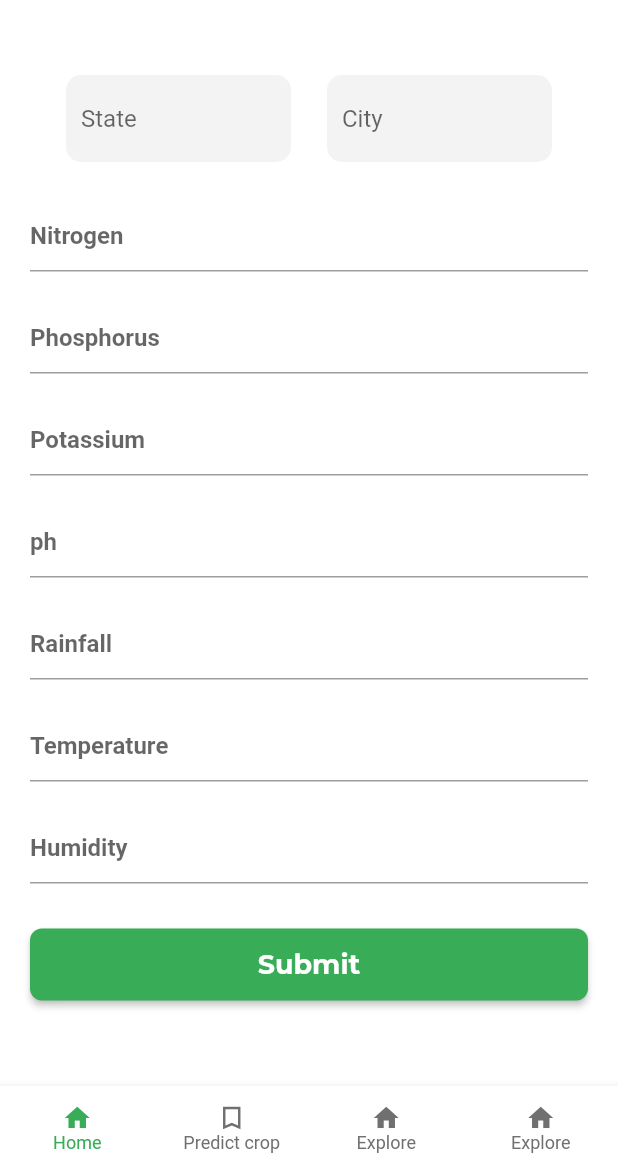
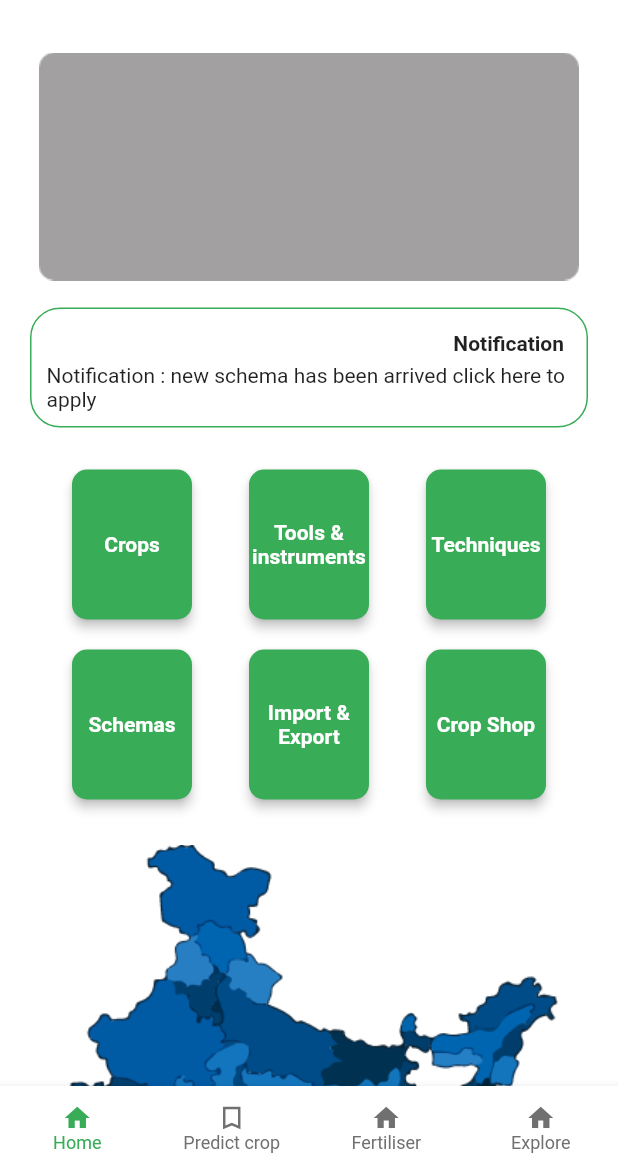
Before and after one commit to Shridhar-Atram/sihgcek, a Flutter app: the screen it shows after launch, on a phone screen of 412 x 824 dp, the part 66-1236 px from its top. Run offline on Flutter 3.47's test engine with Material 2 defaults, Android fonts, the phone set to English and light mode, and no system bars; our stand-ins replace cached_network_image, cloud_firestore, firebase_auth, firebase_core, firebase_storage, flutter_easyloading and 6 more; accounts and stored records are empty.

Commit message:
home screen done

```diff
--- a/lib/constants/lmagepaths/logopaths.dart
+++ b/lib/constants/lmagepaths/logopaths.dart
@@ -1,4 +1,6 @@
 class LogoPaths{
   static String onBoarScreenLogo = "assets/logos/on_board_logo.png";
   static String langLogo = "assets/logos/img.png";
+  static String imagePath = "assets/images/samplerect.png";
+  static String indiaMap = "assets/images/indiamap.png";
 }
--- /dev/null
+++ b/lib/view/screens/general/Explore/explorescreen.dart
@@ -0,0 +1,43 @@
+
+import 'package:e_agri_farmers/constants/lmagepaths/logopaths.dart';
+import 'package:flutter/cupertino.dart';
+
+class ExploreScreen extends StatefulWidget {
+  final BuildContext ctx;
+
+  const ExploreScreen({Key? key, required this.ctx}) : super(key: key);
+
+  @override
+  _exploreScreenState createState() => _exploreScreenState();
+}
+
+class _exploreScreenState extends State<ExploreScreen> {
+  @override
+  Widget build(BuildContext context) {
+    return SingleChildScrollView(
+      physics: const ClampingScrollPhysics(),
+      child: Center(
+          child: Container(
+              alignment: Alignment.centerLeft,
+              constraints: const BoxConstraints(maxWidth: 500),
+              margin: const EdgeInsets.only(top: 15, left: 20, right: 20),
+              child: Column(
+                children: [
+                  Container(
+                    margin: EdgeInsets.all(10),
+                    child: Image.asset(LogoPaths.imagePath),
+                  ),
+                  Container(
+                    margin: EdgeInsets.all(10),
+                    child: Image.asset(LogoPaths.imagePath),
+                  ),Container(
+                    margin: EdgeInsets.all(10),
+                    child: Image.asset(LogoPaths.imagePath),
+                  ),
+                ],
+              )
+          )
+      ),
+    );
+  }
+}
--- a/lib/view/screens/general/general_controller.dart
+++ b/lib/view/screens/general/general_controller.dart
@@ -4,6 +4,8 @@ import 'package:e_agri_farmers/constants/colors/constant_colors.dart';
 import 'package:e_agri_farmers/helper/text_helper.dart';
 import 'package:e_agri_farmers/router/route_paths.dart';
 import 'package:e_agri_farmers/view/dialogs/lang_dialog.dart';
+import 'package:e_agri_farmers/view/screens/general/Explore/explorescreen.dart';
+import 'package:e_agri_farmers/view/screens/general/home_screen/home_screen.dart';
 import 'package:flutter/material.dart';
 
 import 'crop_prediction/crop_prediction_screen.dart';
@@ -29,10 +31,10 @@ class _GeneralControllerState extends State<GeneralController> {
   @override
   Widget build(BuildContext context) {
     List<Widget> _widgetOptions = <Widget>[
-      CropPrediction(ctx: context),
+      HomeScreenGeneral(ctx: context),
       CropPrediction(ctx:context),
       CropPrediction(ctx: context),
-      CropPrediction(ctx:context),
+      ExploreScreen(ctx:context),
     ];
 
     return SafeArea(child: Scaffold(
@@ -80,7 +82,7 @@ class _GeneralControllerState extends State<GeneralController> {
         ),
         BottomNavigationBarItem(
           icon: Icon(Icons.home),
-          label: "Explore",
+          label: "Fertiliser",
         ),
         BottomNavigationBarItem(
           icon: Icon(Icons.home),
--- /dev/null
+++ b/lib/view/screens/general/home_screen/home_screen.dart
@@ -0,0 +1,148 @@
+
+import 'package:e_agri_farmers/constants/colors/constant_colors.dart';
+import 'package:e_agri_farmers/constants/lmagepaths/logopaths.dart';
+import 'package:e_agri_farmers/helper/button_helper.dart';
+import 'package:e_agri_farmers/helper/text_helper.dart';
+import 'package:e_agri_farmers/helper/text_input_controller.dart';
+import 'package:e_agri_farmers/view/screens/buyer/buyer_dashboard/add_crop_demand_buyer/state_and_cities.dart';
+import 'package:flutter/cupertino.dart';
+import 'package:flutter/material.dart';
+
+import 'name_card.dart';
+
+class HomeScreenGeneral extends StatefulWidget {
+  final BuildContext ctx;
+
+  const HomeScreenGeneral({Key? key, required this.ctx}) : super(key: key);
+
+  @override
+  _HomeScreenState createState() => _HomeScreenState();
+}
+
+class _HomeScreenState extends State<HomeScreenGeneral> {
+  @override
+  Widget build(BuildContext context) {
+    return SingleChildScrollView(
+      physics: const ClampingScrollPhysics(),
+      child: Center(
+        child: Container(
+          alignment: Alignment.centerLeft,
+          constraints: const BoxConstraints(maxWidth: 500),
+          margin: const EdgeInsets.only(top: 15, left: 20, right: 20),
+          child: Column(
+            children: [
+              Column(
+                children: [
+                  Container(
+                    child: Image.asset(LogoPaths.imagePath),
+                  ),
+                  Container(
+                    margin: EdgeInsets.symmetric(vertical: 18),
+                    padding: EdgeInsets.all(10),
+                    child: Column(
+                      children: [
+                        Container(
+                          margin: EdgeInsets.all(5),
+                          child: const Text(
+                            "Notification",
+                            style: TextStyle(
+                                fontWeight: FontWeight.w700
+                            ),
+                          ),
+                          alignment: Alignment.topRight,
+                        ),
+                        const Text(
+                          "Notification : new schema has been arrived click here to apply",
+                        )
+                      ],
+                    ),
+                    decoration: BoxDecoration(
+                        borderRadius: BorderRadius.circular(20),
+                        border: Border.all(color: ConstantColors.mPrimaryColor)
+                    ),
+                  ),
+                  Container(
+                    // margin: EdgeInsets.all(20),
+                    child: Column(
+                      children: [
+                        Row(
+                          mainAxisAlignment: MainAxisAlignment.spaceEvenly,
+                          children: const [
+                            NameCard(name: 'Crops',),
+                            NameCard(name: 'Tools & instruments',),
+                            NameCard(name: 'Techniques',),
+                          ],
+                        ),
+                        Row(
+                          mainAxisAlignment: MainAxisAlignment.spaceEvenly,
+                          children: const [
+                            NameCard(name: 'Schemas',),
+                            NameCard(name: 'Import & Export',),
+                            NameCard(name: 'Crop Shop',),
+                          ],
+                        ),
+
+                      ],
+                    )
+                  ),
+                  Container(
+                    margin: EdgeInsets.symmetric(horizontal: 20 , vertical: 20),
+                    child: Image.asset(LogoPaths.indiaMap),
+                  ),
+                  Container(
+                    margin: EdgeInsets.all(20),
+                    child: TextHelper.textWithColorSize("Latest Update", 25, ConstantColors.mPrimaryColor , fontWeight: FontWeight.w700),
+                  ),
+                  Column(
+                    children: [
+                      Container(
+                        margin: EdgeInsets.all(15),
+                        child: const Text(
+                          "News 1 : India, China Foreign Ministers Meet, First After Border Clash",
+                          style: TextStyle(
+                              fontWeight: FontWeight.w700
+                          ),
+                        ),
+                        alignment: Alignment.topLeft,
+                      ),
+                      Container(
+                        margin: EdgeInsets.all(15),
+                        child: const Text(
+                          "News 1 : India, China Foreign Ministers Meet, First After Border Clash",
+                          style: TextStyle(
+                              fontWeight: FontWeight.w700
+                          ),
+                        ),
+                        alignment: Alignment.topLeft,
+                      ),
+                      Container(
+                        margin: EdgeInsets.all(15),
+                        child: const Text(
+                          "News 1 : India, China Foreign Ministers Meet, First After Border Clash",
+                          style: TextStyle(
+                              fontWeight: FontWeight.w700
+                          ),
+                        ),
+                        alignment: Alignment.topLeft,
+                      ),
+                      Container(
+                        margin: EdgeInsets.all(15),
+                        child: const Text(
+                          "News 1 : India, China Foreign Ministers Meet, First After Border Clash",
+                          style: TextStyle(
+                              fontWeight: FontWeight.w700
+                          ),
+                        ),
+                        alignment: Alignment.topLeft,
+                      )
+                    ],
+                  )
+                ],
+              )
+            ],
+          )
+        )
+      ),
+    );
+  }
+}
--- /dev/null
+++ b/lib/view/screens/general/home_screen/name_card.dart
@@ -0,0 +1,45 @@
+import 'package:e_agri_farmers/constants/colors/constant_colors.dart';
+import 'package:flutter/cupertino.dart';
+import 'package:flutter/material.dart';
+
+class NameCard extends StatelessWidget {
+final String name;
+// final String path;
+// final String search;
+
+const NameCard(
+{required this.name, Key? key})
+: super(key: key);
+
+@override
+Widget build(BuildContext context) {
+  return true ? Card(
+    color: ConstantColors.mPrimaryColor,
+    shape: RoundedRectangleBorder(
+      borderRadius: BorderRadius.circular(10.0),
+    ),
+    elevation: 3,
+    margin: const EdgeInsets.all(10),
+    child: SizedBox(
+      child: Center(child: Text(name,  textAlign: TextAlign.center,
+          overflow: TextOverflow.ellipsis,
+          // style: TextStyle(fontSize: 18.0),
+          maxLines: 2,style: const TextStyle(color: Colors.white  , fontWeight: FontWeight.w700))),
+      height: 100,
+      width: 80,
+    ),
+  ) : Card(
+    color:Colors.white,
+    shape: RoundedRectangleBorder(
+      borderRadius: BorderRadius.circular(10.0),
+    ),
+    elevation: 3,
+    margin: const EdgeInsets.all(10),
+    child: SizedBox(
+      child: Center(child: Text(name )),
+      height: 100,
+      width: 80,
+    ),
+  );
+}
+}
--- a/pubspec.yaml
+++ b/pubspec.yaml
@@ -75,6 +75,7 @@ flutter:
     - lib/lang/mr.json
     - lib/lang/ta.json
     - assets/logos/
+    - assets/images/
   #   - images/a_dot_burr.jpeg
   #   - images/a_dot_ham.jpeg
 
```
Also changed, not shown: assets/images/indiamap.png (added), assets/images/samplerect.png (added).
